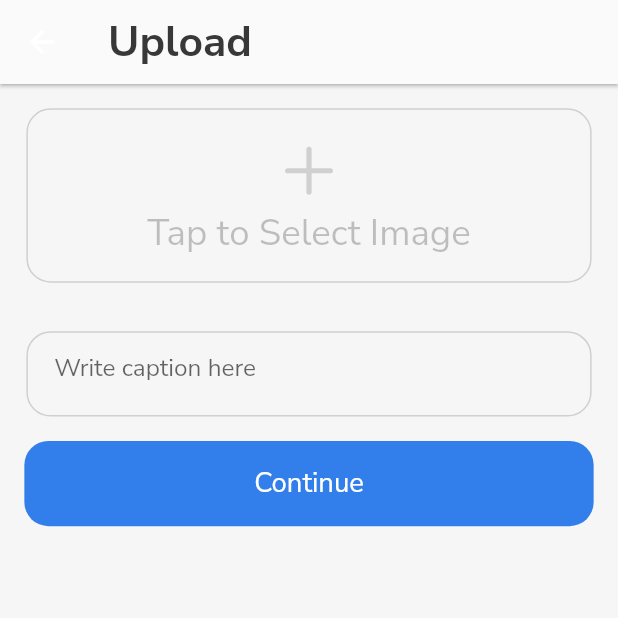
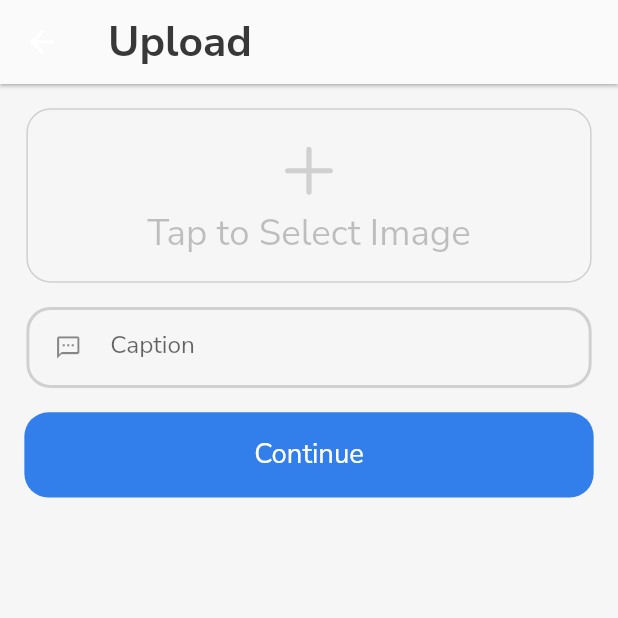
Before and after one commit to nrlvm/zet_fire, a Flutter app: the UploadScreen screen opened directly, on a phone screen of 412 x 824 dp, the top half of it. Run offline on Flutter 3.47's test engine with Material 2 defaults, Android fonts, the phone set to English and light mode, and no system bars; our stand-ins replace cached_network_image, cloud_firestore, firebase_auth, firebase_core, firebase_messaging, firebase_storage and 8 more; accounts and stored records are empty; network calls fail.

```diff
--- a/lib/main.dart
+++ b/lib/main.dart
@@ -2,6 +2,7 @@ import 'package:firebase_core/firebase_core.dart';
 import 'package:firebase_messaging/firebase_messaging.dart';
 import 'package:flutter/material.dart';
 import 'package:shared_preferences/shared_preferences.dart';
+import 'package:zet_fire/src/colors/app_color.dart';
 import 'package:zet_fire/src/ui/auth/main_auth_screen.dart';
 import 'package:zet_fire/src/ui/main/main_screen.dart';
 
@@ -34,6 +35,7 @@ class MyApp extends StatelessWidget {
       debugShowCheckedModeBanner: false,
       theme: ThemeData(
         primarySwatch: Colors.blue,
+        fontFamily: AppColor.fontFamily,
       ),
       home: id.isEmpty ? const MainAuthScreen() : const MainScreen(),
     );
--- /dev/null
+++ b/lib/src/model/chat_model.dart
@@ -0,0 +1,3 @@
+class ChatModel{
+
+}
--- a/lib/src/ui/auth/verification_screen.dart
+++ b/lib/src/ui/auth/verification_screen.dart
@@ -6,7 +6,6 @@ import 'package:pinput/pinput.dart';
 import 'package:shared_preferences/shared_preferences.dart';
 import 'package:zet_fire/src/colors/app_color.dart';
 import 'package:zet_fire/src/fire_auth/auth_user_repository.dart';
-import 'package:zet_fire/src/ui/main/home/home_screen.dart';
 import 'package:zet_fire/src/ui/main/main_screen.dart';
 import 'package:zet_fire/src/utils/utils.dart';
 
--- a/lib/src/ui/main/home/home_screen.dart
+++ b/lib/src/ui/main/home/home_screen.dart
@@ -113,8 +113,7 @@ class _HomeScreenState extends State<HomeScreen> {
                           );
                         },
                         likeButton: () async {
-                          if (data[index].likeId.isEmpty &&
-                              widget.phone.isNotEmpty) {
+                          if (data[index].likeId.isEmpty) {
                             String id = await likeCloudFire.saveLike(
                               LikeModel(
                                 postId: data[index].id,
--- a/lib/src/ui/main/main_screen.dart
+++ b/lib/src/ui/main/main_screen.dart
@@ -51,6 +51,7 @@ class _MainScreenState extends State<MainScreen> {
         MyProfileScreen(
           phoneMe: myPhone,
         ),
+
       ][_selectedIndex],
       bottomNavigationBar: SizedBox(
         height: 96 * h,
--- a/lib/src/ui/main/single_lenta/single_lenta_screen.dart
+++ b/lib/src/ui/main/single_lenta/single_lenta_screen.dart
@@ -96,7 +96,6 @@ class _SingleLentaScreenState extends State<SingleLentaScreen> {
                         lentaList: false,
                         likeButton: () async {
                           if (data.likeId.isEmpty) {
-                            print('liked');
                             String id = await likeCloudFire.saveLike(
                               LikeModel(
                                 postId: data.id,
@@ -107,7 +106,7 @@ class _SingleLentaScreenState extends State<SingleLentaScreen> {
                             data.likeId = id;
                             data.likeCount++;
                           } else {
-                            print('dis');
+
                             likeCloudFire.deleteLike(data.likeId);
                             data.likeId = '';
                             data.likeCount--;
--- a/lib/src/ui/main/upload/upload_screen.dart
+++ b/lib/src/ui/main/upload/upload_screen.dart
@@ -22,6 +22,7 @@ class UploadScreen extends StatefulWidget {
 class _UploadScreenState extends State<UploadScreen> {
   final captionController = TextEditingController();
   bool loading = false;
+  final focus = FocusNode();
 
   @override
   Widget build(BuildContext context) {
@@ -93,19 +94,12 @@ class _UploadScreenState extends State<UploadScreen> {
                     ),
             ),
           ),
-          Container(
-            height: 56 * h,
-            width: MediaQuery.of(context).size.width,
-            margin: EdgeInsets.symmetric(
-              horizontal: 16 * w,
-              vertical: 16 * h,
-            ),
+          Padding(
             padding: EdgeInsets.symmetric(horizontal: 16 * w),
-            decoration: BoxDecoration(
-              borderRadius: BorderRadius.circular(16),
-              border: Border.all(color: AppColor.dark.withOpacity(0.2)),
-            ),
             child: TextField(
+              textInputAction: TextInputAction.newline,
+              keyboardType: TextInputType.multiline,
+              maxLines: null,
               controller: captionController,
               style: TextStyle(
                 fontFamily: AppColor.fontFamily,
@@ -113,11 +107,30 @@ class _UploadScreenState extends State<UploadScreen> {
                 fontSize: 16 * h,
                 color: AppColor.dark,
               ),
-              decoration: const InputDecoration(
+              decoration: InputDecoration(
+                isDense: true,
                 border: InputBorder.none,
-                hintText: 'Write caption here',
+                prefixIconConstraints: const BoxConstraints(minWidth: 56),
+                label: const Text('Caption'),
+                prefixIcon: const Icon(
+                  Icons.textsms_outlined,
+                ),
+                focusedBorder: OutlineInputBorder(
+                  borderSide: BorderSide(color: AppColor.blue, width: 2),
+                  borderRadius: BorderRadius.circular(16),
+                ),
+                enabledBorder: OutlineInputBorder(
+                  borderSide: BorderSide(
+                    color: AppColor.dark.withOpacity(0.2),
+                    width: 2,
+                  ),
+                  borderRadius: BorderRadius.circular(16),
+                ),
               ),
             ),
+          ),
+          SizedBox(
+            height: 16 * h,
           ),
           GestureDetector(
             onTap: () async {
@@ -176,6 +189,9 @@ class _UploadScreenState extends State<UploadScreen> {
               ),
             ),
           ),
+          SizedBox(
+            height: 24 * h,
+          ),
         ],
       ),
     );
```
Also changed, not shown: lib/src/ui/main/explore/explore_screen.dart (+6 -4 lines), 1 other file.
